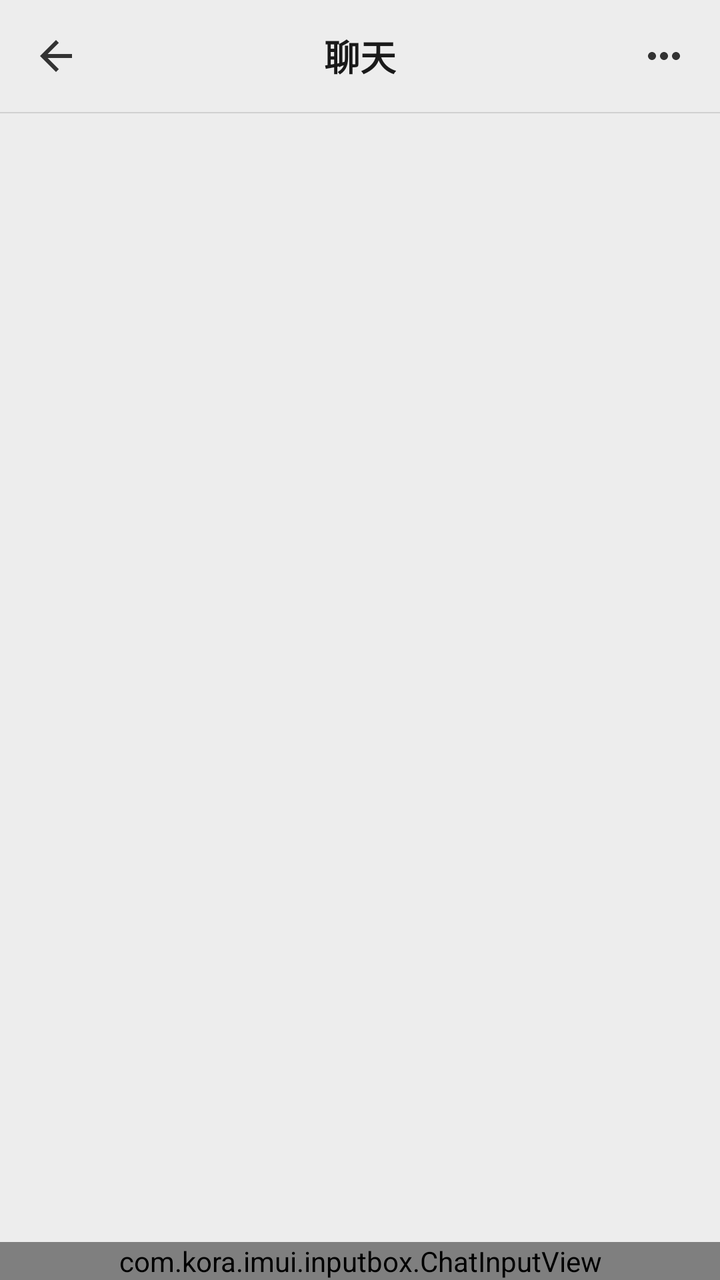
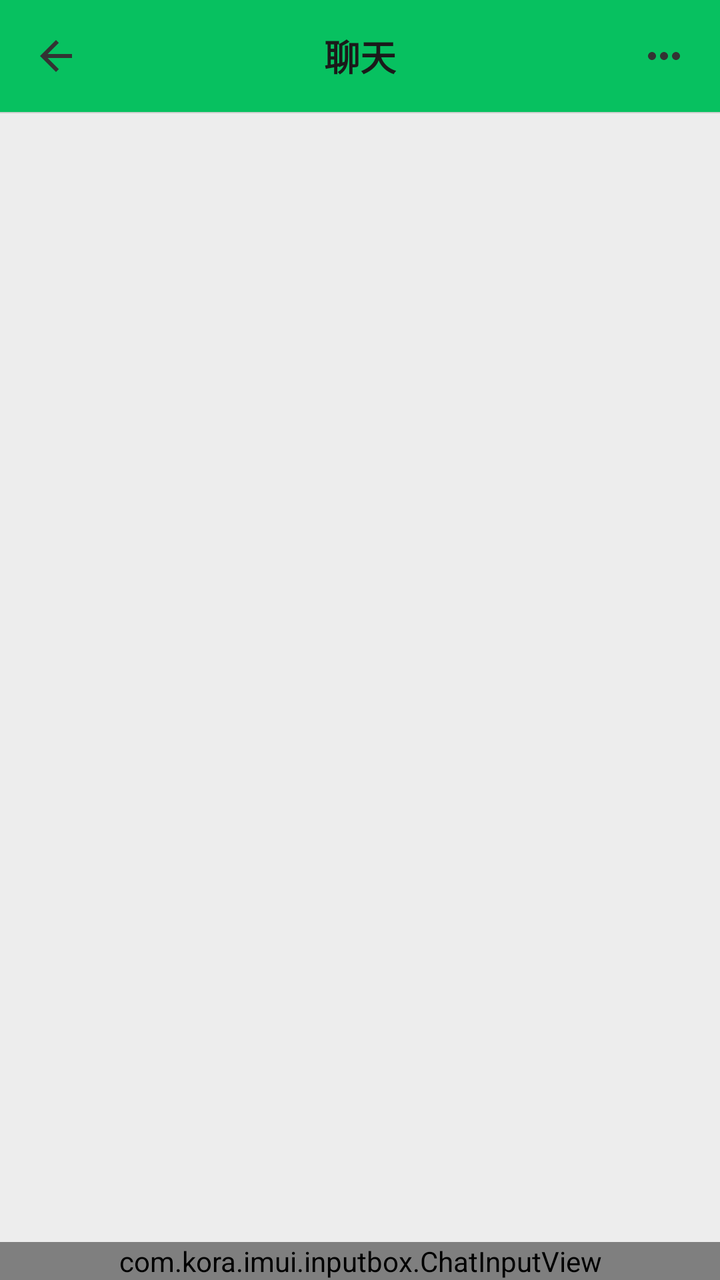

Screens rendered from an Android XML layout before and after an edit, with the pre-edit source and the edit as a unified diff.
<!-- AndroidManifest.xml: another module's application theme Theme.KoraIM -->
<!-- res/layout/fragment_im_message.xml -->
<?xml version="1.0" encoding="utf-8"?>
<LinearLayout xmlns:android="http://schemas.android.com/apk/res/android"
    android:layout_width="match_parent"
    android:layout_height="match_parent"
    android:background="#EDEDED"
    android:orientation="vertical">

    
    <FrameLayout
        android:id="@+id/fl_title_bar"
        android:layout_width="match_parent"
        android:layout_height="56dp"
        android:background="#EDEDED">

        <ImageView
            android:id="@+id/iv_back"
            android:layout_width="56dp"
            android:layout_height="match_parent"
            android:scaleType="centerInside"
            android:src="@drawable/ic_back"
            android:contentDescription="返回"
            android:background="?attr/selectableItemBackgroundBorderless" />

        <TextView
            android:id="@+id/tv_title"
            android:layout_width="wrap_content"
            android:layout_height="wrap_content"
            android:layout_gravity="center"
            android:text="聊天"
            android:textColor="#1A1A1A"
            android:textSize="18sp"
            android:textStyle="bold" />
            
        <ImageView
            android:id="@+id/iv_more_info"
            android:layout_width="56dp"
            android:layout_height="match_parent"
            android:layout_gravity="end"
            android:scaleType="centerInside"
            android:src="@drawable/ic_more"
            android:contentDescription="更多"
            android:background="?attr/selectableItemBackgroundBorderless" />
    </FrameLayout>

    
    <View
        android:layout_width="match_parent"
        android:layout_height="0.5dp"
        android:background="#D0D0D0" />

    
    <androidx.recyclerview.widget.RecyclerView
        android:id="@+id/rv_messages"
        android:layout_width="match_parent"
        android:layout_height="0dp"
        android:layout_weight="1"
        android:clipToPadding="false"
        android:paddingBottom="12dp" />

    <com.kora.imui.inputbox.ChatInputView
        android:id="@+id/chat_input_view"
        android:layout_width="match_parent"
        android:layout_height="wrap_content" />

</LinearLayout>
<!-- resources referenced by this layout -->
<resources>
  <!-- drawable ic_back (drawable) -->
  <vector xmlns:android="http://schemas.android.com/apk/res/android"
      android:width="24dp"
      android:height="24dp"
      android:viewportWidth="24"
      android:viewportHeight="24">
      <path
          android:fillColor="#333333"
          android:pathData="M20,11H7.83l5.59,-5.59L12,4l-8,8 8,8 1.41,-1.41L7.83,13H20v-2z"/>
  </vector>
  <!-- drawable ic_more (drawable) -->
  <vector xmlns:android="http://schemas.android.com/apk/res/android"
      android:width="24dp"
      android:height="24dp"
      android:viewportWidth="24"
      android:viewportHeight="24">
      <path
          android:fillColor="#333333"
          android:pathData="M6,10c-1.1,0 -2,0.9 -2,2s0.9,2 2,2 2,-0.9 2,-2 -0.9,-2 -2,-2zM18,10c-1.1,0 -2,0.9 -2,2s0.9,2 2,2 2,-0.9 2,-2 -0.9,-2 -2,-2zM12,10c-1.1,0 -2,0.9 -2,2s0.9,2 2,2 2,-0.9 2,-2 -0.9,-2 -2,-2z"/>
  </vector>
  <style name="Theme.KoraIM" parent="Base.Theme.KoraIM" />
  <style name="Base.Theme.KoraIM" parent="Theme.Material3.DayNight.NoActionBar">
          <item name="colorPrimary">@color/kora_green</item>
          <item name="colorPrimaryDark">@color/kora_green_dark</item>
          <item name="colorOnPrimary">@color/white</item>
      </style>
  <color name="kora_green">#07C160</color>
  <color name="kora_green_dark">#059A4C</color>
  <color name="white">#FFFFFFFF</color>
</resources>

<!-- the commit's change to res/layout/fragment_im_message.xml (unified diff, before → after) -->
@@ -10,7 +10,7 @@
         android:id="@+id/fl_title_bar"
         android:layout_width="match_parent"
         android:layout_height="56dp"
-        android:background="#EDEDED">
+        android:background="#07C160">
 
         <ImageView
             android:id="@+id/iv_back"
